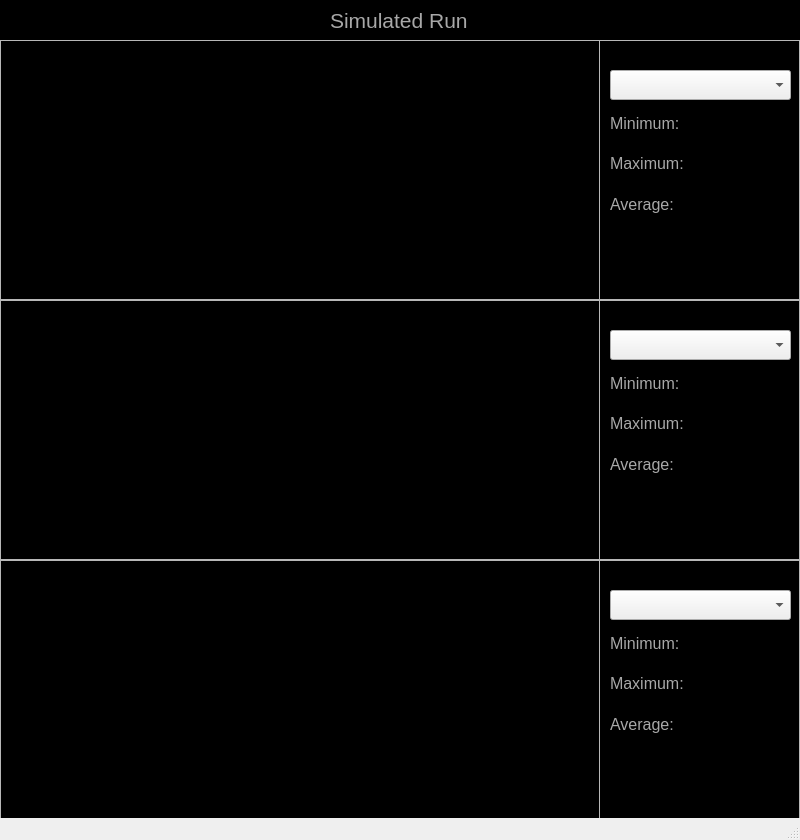
The window that Scanner GUI/ScriptingModule/ScriptSimulator.ui (afylab/nanoSQUID-Scanning-Software) describes before a commit, drawn with Qt 5.
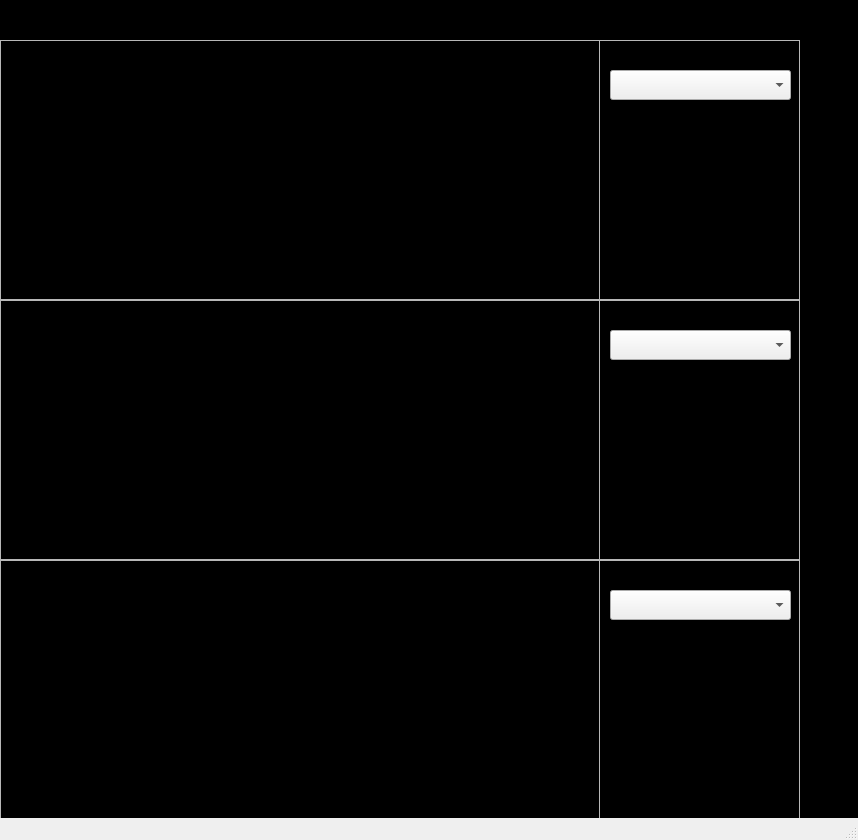
The same window after the commit.

Diff of the .ui file:
```diff
--- a/Scanner GUI/ScriptingModule/ScriptSimulator.ui
+++ b/Scanner GUI/ScriptingModule/ScriptSimulator.ui
@@ -6,7 +6,7 @@
    <rect>
     <x>0</x>
     <y>0</y>
-    <width>800</width>
+    <width>858</width>
     <height>840</height>
    </rect>
   </property>
@@ -19,28 +19,8 @@
   <widget class="QWidget" name="centralwidget">
    <property name="styleSheet">
     <string notr="true">#centralwidget{
-background-color: rgb(0, 0, 0);
-}
-
-QLabel{
-color:rgb(168,168,168)
-}
-
-QLineEdit{
-border: 1px solid rgb(100,100,100);
-background-color:rgb(230,230,230);
-}
-
-QTextEdit{
-border: 1px solid black;
-background-color: black;
-color:rgb(168,168,168);
-}
-
-QRadioButton{
-color:rgb(168,168,168)
-}
-</string>
+background-color: rgb(0, 0, 0)
+}</string>
    </property>
    <widget class="QFrame" name="frame_display">
     <property name="geometry">
```
Left out of the diff: 4 changed lines with no effect on the pictures.
